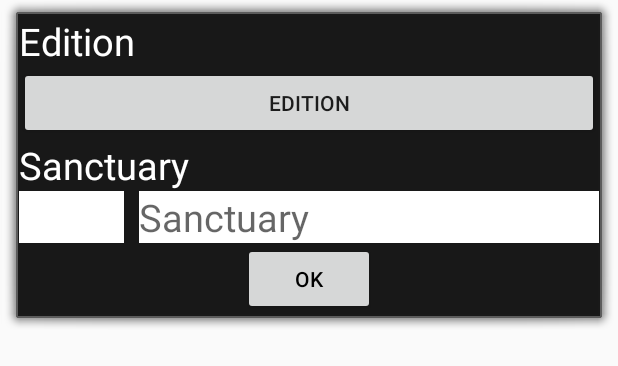
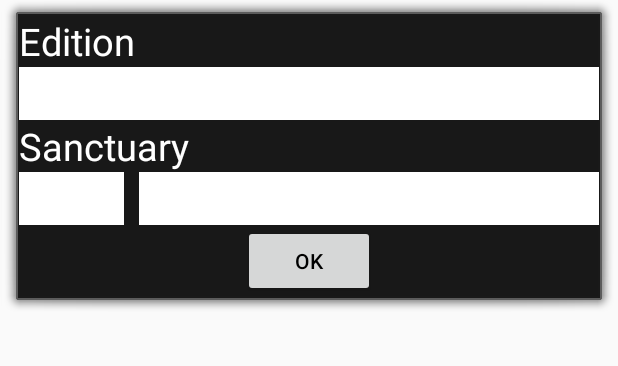
Before and after one commit to StarBrand/HumanKindCounter, an Android app: the layout look_for.xml on its own in the app's theme, with its tools: preview values and no code run, on a phone screen of 412 x 824 dp. Shown: the top 366 px of the screen. Run offline under Robolectric (Android 15) with nearby library versions, the phone set to English and light mode, and no system bars.

Commit message:
Issue Marshmellow fixed

```diff
--- a/app/src/main/res/layout/look_for.xml
+++ b/app/src/main/res/layout/look_for.xml
@@ -14,11 +14,15 @@
         android:textColor="@android:color/white"
         android:text="@string/edition"/>
 
-    <Button
+    <Spinner
         android:id="@+id/select_edition"
         android:layout_width="match_parent"
-        android:layout_height="wrap_content"
-        android:text="@string/edition"/>
+        android:layout_height="35dp"
+        android:spinnerMode="dialog"
+        android:prompt="@string/edition"
+        android:textSize="25sp"
+        android:background="@android:color/white"
+        android:textColor="@android:color/black"/>
 
     <TextView
         android:layout_width="wrap_content"
@@ -38,6 +42,8 @@
             android:id="@+id/select_id"
             android:layout_width="70dp"
             android:layout_height="match_parent"
+            android:spinnerMode="dialog"
+            android:prompt="@string/id"
             android:textSize="25sp"
             android:background="@android:color/white"
             android:textColor="@android:color/black"/>
@@ -46,12 +52,13 @@
             android:layout_width="10dp"
             android:layout_height="match_parent"/>
 
-        <AutoCompleteTextView
+        <Spinner
             android:id="@+id/select_name"
             android:layout_width="match_parent"
-            android:layout_height="wrap_content"
+            android:layout_height="35dp"
+            android:spinnerMode="dialog"
+            android:prompt="@string/san"
             android:textSize="25sp"
-            android:hint="@string/san"
             android:background="@android:color/white"
             android:textColor="@android:color/black"/>
 
```
Also changed, not shown: app/src/main/java/cl/humankind/humankindcounter/MainActivity.java (+98 -80 lines), app/src/main/res/layout/set_up.xml (+7 -3 lines).
